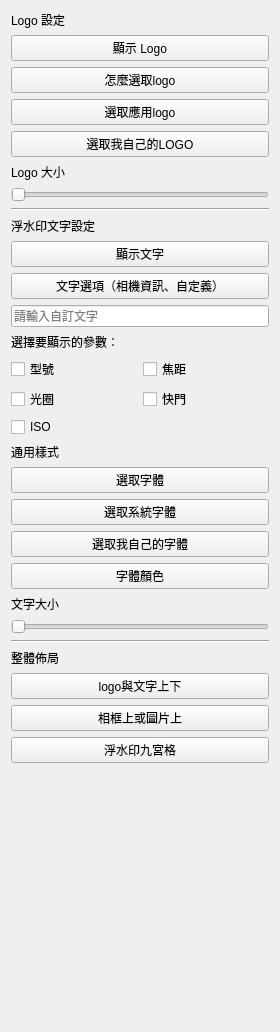
The window that ui/components/watermark_tab.ui (HuangNO1/stellar-neo) describes before a commit, drawn with Qt 5.
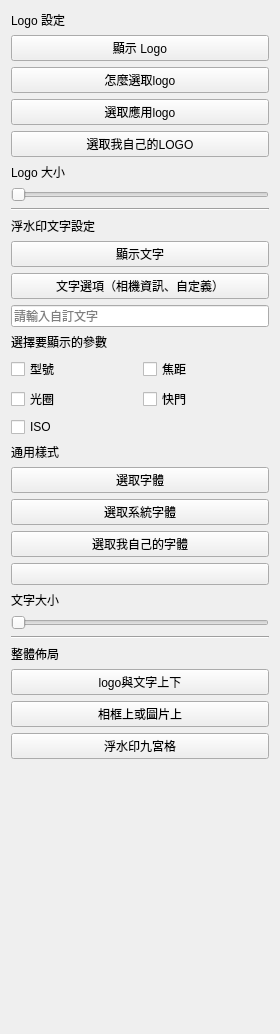
The same window after the commit. Custom widgets are drawn as their Qt base class.

```diff
--- a/ui/components/watermark_tab.ui
+++ b/ui/components/watermark_tab.ui
@@ -7,7 +7,7 @@
     <x>0</x>
     <y>0</y>
     <width>280</width>
-    <height>1032</height>
+    <height>1034</height>
    </rect>
   </property>
   <property name="windowTitle">
@@ -104,7 +104,7 @@
    <item>
     <widget class="BodyLabel" name="exif_options_label">
      <property name="text">
-      <string>選擇要顯示的參數：</string>
+      <string>選擇要顯示的參數</string>
      </property>
     </widget>
    </item>
@@ -181,7 +181,7 @@
    <item>
     <widget class="ColorButton" name="font_color_button">
      <property name="text">
-      <string>字體顏色</string>
+      <string/>
      </property>
     </widget>
    </item>
```
Left out of the diff: 2 changed lines with no effect on the pictures.
